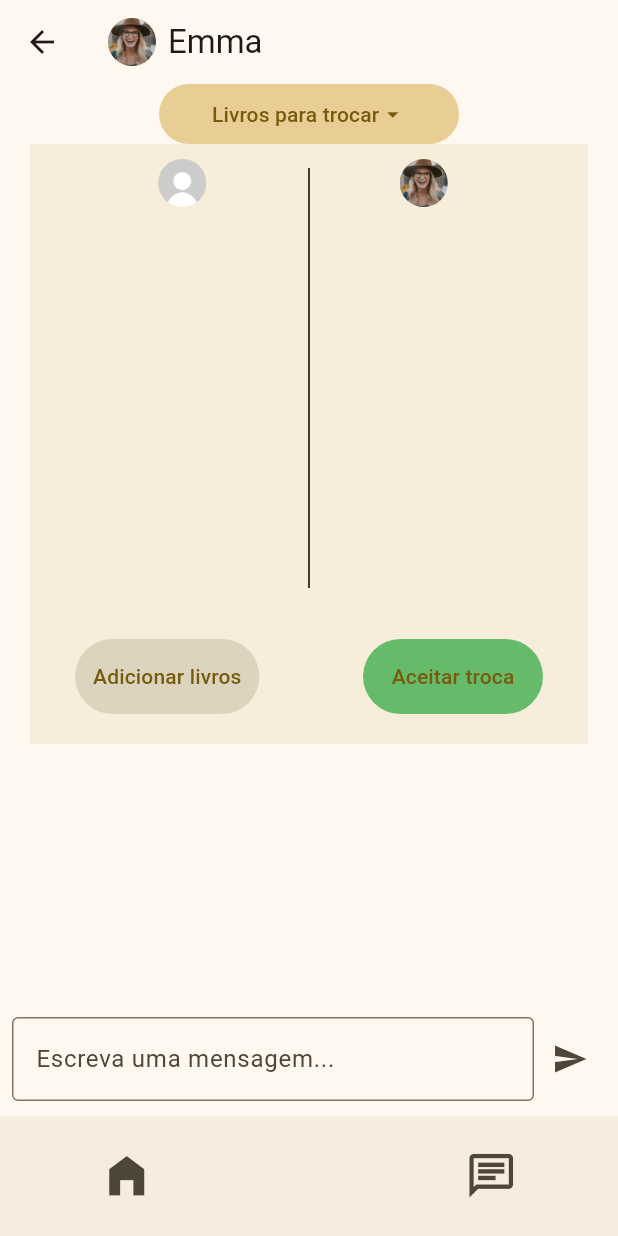
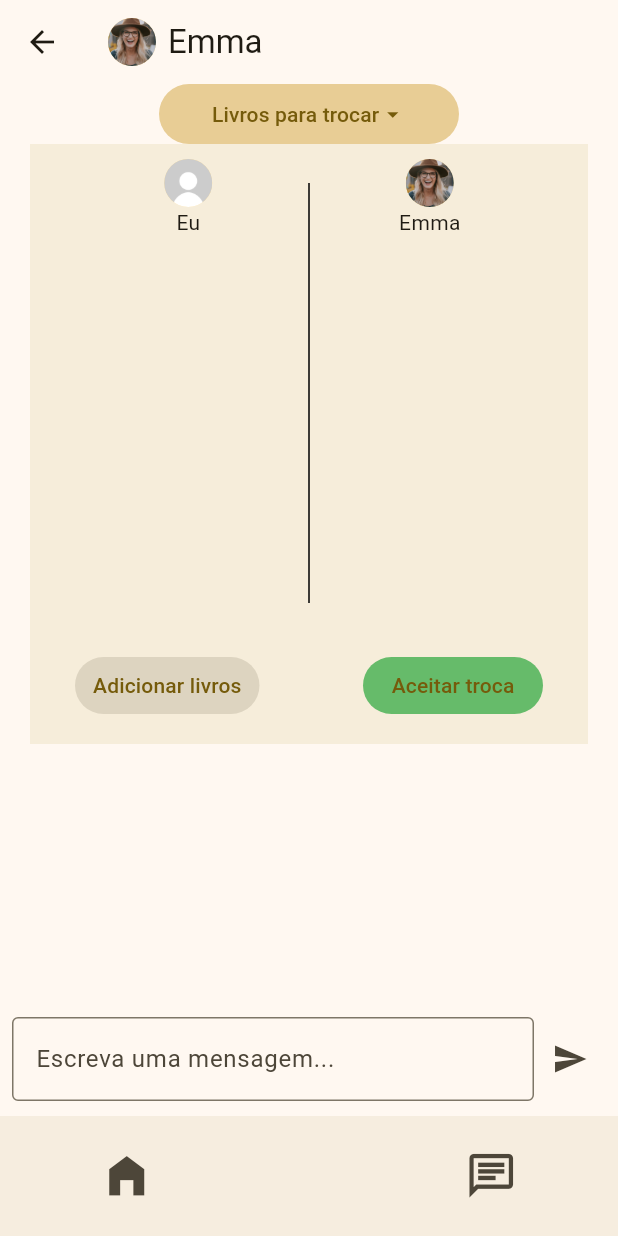
Before and after one commit to goncaloosimoes/ReadCycle, a Flutter app: the ChatDetailScreen screen opened directly with empty values, after a tap on "Livros para trocar", on a phone screen of 412 x 824 dp. Run offline on Flutter 3.47's test engine with Material 3 defaults, Android fonts, the phone set to English and light mode, and no system bars; our stand-ins replace image_picker; missing offline and left inert: location_picker_flutter_map.

Commit message:
user names on trade screen

```diff
--- a/read_cycle/lib/pages/chat_detail_screen.dart
+++ b/read_cycle/lib/pages/chat_detail_screen.dart
@@ -233,7 +233,9 @@ class _MainState extends State<ChatDetailScreen> {
                                   children: [
                                     Padding(
                                       padding: EdgeInsets.only(bottom: 10),
-                                      child: Row(
+                                      child: Column(
+                                        children: [
+                                          Row(
                                             children: [
                                               CircleAvatar(
                                                 backgroundImage:
@@ -241,6 +243,7 @@ class _MainState extends State<ChatDetailScreen> {
                                                         .build(),
                                                 radius: 16,
                                               ),
+                                              if (widget.chat.ready)
                                                 SizedBox(width: 8),
                                               Text(
                                                 (widget.chat.ready)
@@ -249,6 +252,9 @@ class _MainState extends State<ChatDetailScreen> {
                                               ),
                                             ],
                                           ),
+                                          Text(currentUser.name),
+                                        ],
+                                      )
                                     ),
                                     SizedBox(
                                       width: 120,
@@ -282,7 +288,9 @@ class _MainState extends State<ChatDetailScreen> {
                                   children: [
                                     Padding(
                                       padding: EdgeInsets.only(bottom: 10),
-                                      child: Row(
+                                      child: Column(
+                                        children: [
+                                          Row(
                                             children: [
                                               CircleAvatar(
                                                 backgroundImage:
@@ -290,6 +298,7 @@ class _MainState extends State<ChatDetailScreen> {
                                                         .build(),
                                                 radius: 16,
                                               ),
+                                              if (widget.chat.otherReady)
                                                 SizedBox(width: 8),
                                               Text(
                                                 (widget.chat.otherReady)
@@ -298,6 +307,9 @@ class _MainState extends State<ChatDetailScreen> {
                                               ),
                                             ],
                                           ),
+                                          Text(widget.chat.user.name),
+                                        ],
+                                      )
                                     ),
                                     SizedBox(
                                       width: 120,
```
Lines whose indentation alone changed are shown as unchanged.
